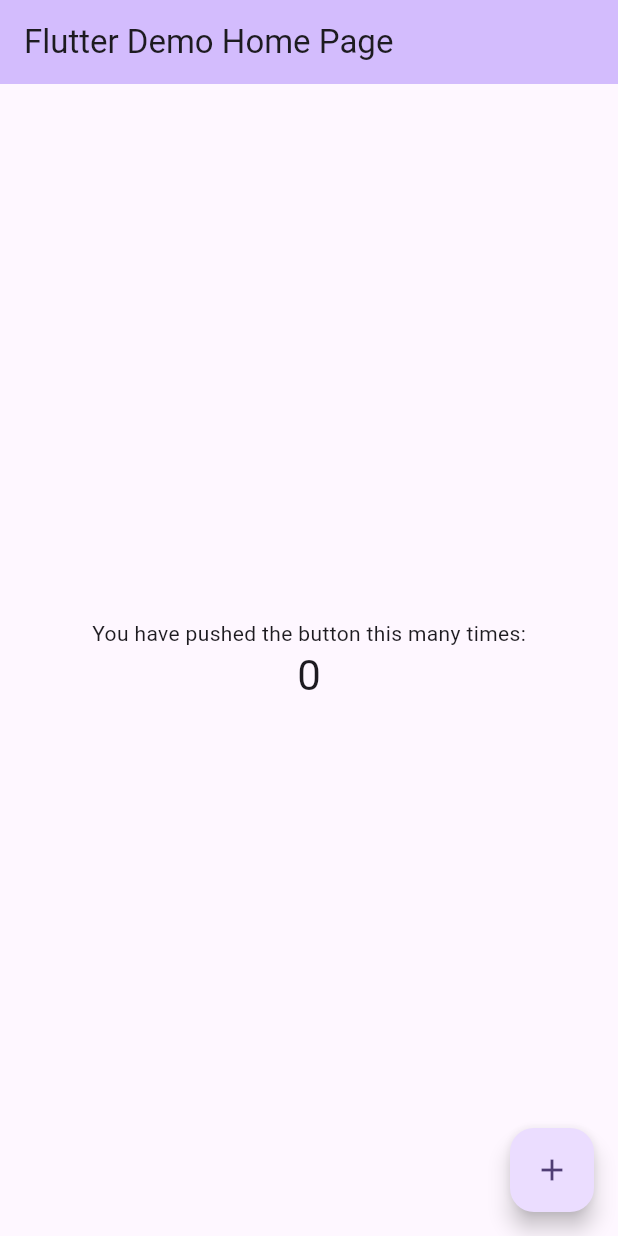
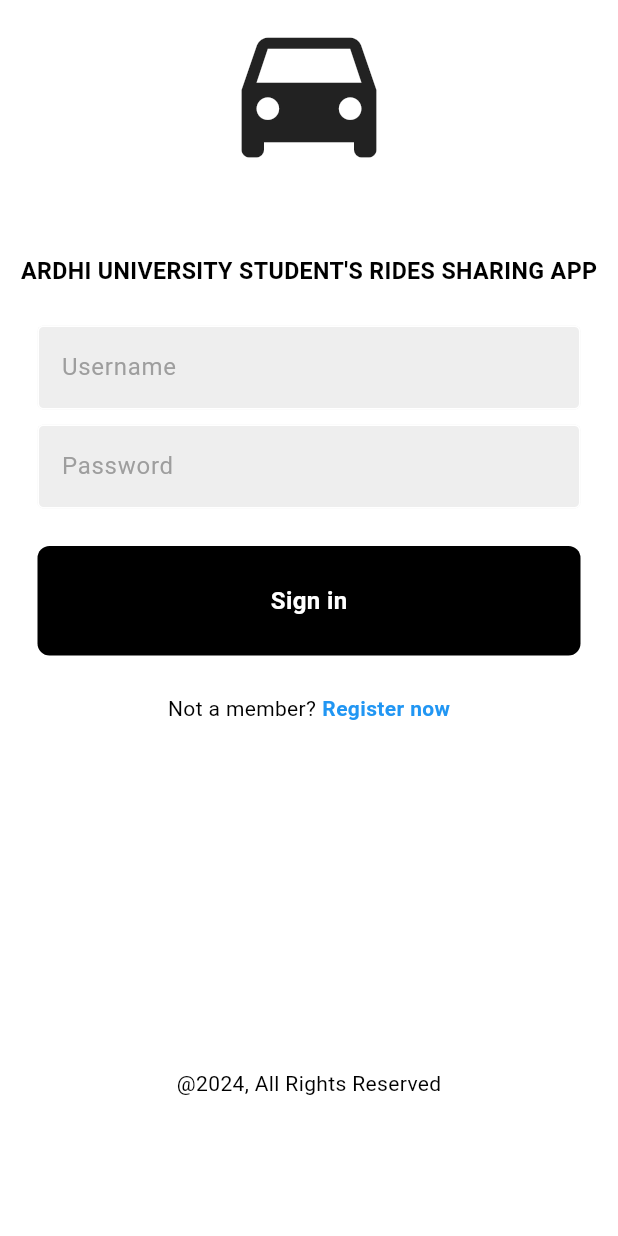
Before and after one commit to iam-kimata/rides_sharing_app, a Flutter app: the screen it shows after launch, on a phone screen of 412 x 824 dp. Run offline on Flutter 3.47's test engine with Material 3 defaults, Android fonts, the phone set to English and light mode, and no system bars.

Commit message:
pages updates

```diff
--- a/lib/main.dart
+++ b/lib/main.dart
@@ -1,4 +1,5 @@
 import 'package:flutter/material.dart';
+import 'package:rides_sharing_app/signin_page.dart';
 
 void main() {
   runApp(const MyApp());
@@ -7,119 +8,11 @@
 class MyApp extends StatelessWidget {
   const MyApp({super.key});
 
-  // This widget is the root of your application.
   @override
   Widget build(BuildContext context) {
-    return MaterialApp(
-      title: 'Flutter Demo',
-      theme: ThemeData(
-        // This is the theme of your application.
-        //
-        // TRY THIS: Try running your application with "flutter run". You'll see
-        // the application has a purple toolbar. Then, without quitting the app,
-        // try changing the seedColor in the colorScheme below to Colors.green
-        // and then invoke "hot reload" (save your changes or press the "hot
-        // reload" button in a Flutter-supported IDE, or press "r" if you used
-        // the command line to start the app).
-        //
-        // Notice that the counter didn't reset back to zero; the application
-        // state is not lost during the reload. To reset the state, use hot
-        // restart instead.
-        //
-        // This works for code too, not just values: Most code changes can be
-        // tested with just a hot reload.
-        colorScheme: ColorScheme.fromSeed(seedColor: Colors.deepPurple),
-        useMaterial3: true,
-      ),
-      home: const MyHomePage(title: 'Flutter Demo Home Page'),
+    return  MaterialApp(
+      debugShowCheckedModeBanner: false,
+      home: SigninPage(),
     );
   }
 }
-
-class MyHomePage extends StatefulWidget {
-  const MyHomePage({super.key, required this.title});
-
-  // This widget is the home page of your application. It is stateful, meaning
-  // that it has a State object (defined below) that contains fields that affect
-  // how it looks.
-
-  // This class is the configuration for the state. It holds the values (in this
-  // case the title) provided by the parent (in this case the App widget) and
-  // used by the build method of the State. Fields in a Widget subclass are
-  // always marked "final".
-
-  final String title;
-
-  @override
-  State<MyHomePage> createState() => _MyHomePageState();
-}
-
-class _MyHomePageState extends State<MyHomePage> {
-  int _counter = 0;
-
-  void _incrementCounter() {
-    setState(() {
-      // This call to setState tells the Flutter framework that something has
-      // changed in this State, which causes it to rerun the build method below
-      // so that the display can reflect the updated values. If we changed
-      // _counter without calling setState(), then the build method would not be
-      // called again, and so nothing would appear to happen.
-      _counter++;
-    });
-  }
-
-  @override
-  Widget build(BuildContext context) {
-    // This method is rerun every time setState is called, for instance as done
-    // by the _incrementCounter method above.
-    //
-    // The Flutter framework has been optimized to make rerunning build methods
-    // fast, so that you can just rebuild anything that needs updating rather
-    // than having to individually change instances of widgets.
-    return Scaffold(
-      appBar: AppBar(
-        // TRY THIS: Try changing the color here to a specific color (to
-        // Colors.amber, perhaps?) and trigger a hot reload to see the AppBar
-        // change color while the other colors stay the same.
-        backgroundColor: Theme.of(context).colorScheme.inversePrimary,
-        // Here we take the value from the MyHomePage object that was created by
-        // the App.build method, and use it to set our appbar title.
-        title: Text(widget.title),
-      ),
-      body: Center(
-        // Center is a layout widget. It takes a single child and positions it
-        // in the middle of the parent.
-        child: Column(
-          // Column is also a layout widget. It takes a list of children and
-          // arranges them vertically. By default, it sizes itself to fit its
-          // children horizontally, and tries to be as tall as its parent.
-          //
-          // Column has various properties to control how it sizes itself and
-          // how it positions its children. Here we use mainAxisAlignment to
-          // center the children vertically; the main axis here is the vertical
-          // axis because Columns are vertical (the cross axis would be
-          // horizontal).
-          //
-          // TRY THIS: Invoke "debug painting" (choose the "Toggle Debug Paint"
-          // action in the IDE, or press "p" in the console), to see the
-          // wireframe for each widget.
-          mainAxisAlignment: MainAxisAlignment.center,
-          children: <Widget>[
-            const Text(
-              'You have pushed the button this many times:',
-            ),
-            Text(
-              '$_counter',
-              style: Theme.of(context).textTheme.headlineMedium,
-            ),
-          ],
-        ),
-      ),
-      floatingActionButton: FloatingActionButton(
-        onPressed: _incrementCounter,
-        tooltip: 'Increment',
-        child: const Icon(Icons.add),
-      ), // This trailing comma makes auto-formatting nicer for build methods.
-    );
-  }
-}
--- /dev/null
+++ b/lib/signin_page.dart
@@ -0,0 +1,154 @@
+import 'package:flutter/material.dart';
+import 'package:rides_sharing_app/signup_page.dart';
+
+class SigninPage extends StatelessWidget {
+  SigninPage({Key? key}) : super(key: key);
+
+  final usernameController = TextEditingController();
+  final passwordController = TextEditingController();
+
+  @override
+  Widget build(BuildContext context) {
+    return Scaffold(
+      backgroundColor: Colors.white,
+      appBar: PreferredSize(
+        preferredSize: const Size.fromHeight(0),
+        child: AppBar(
+          elevation: 0,
+          backgroundColor: Colors.white,
+        ),
+      ),
+      body: SingleChildScrollView(
+        child: Center(
+          child: Column(
+            mainAxisAlignment: MainAxisAlignment.center,
+            children: [
+              const Icon(
+                Icons.directions_car,
+                size: 120,
+              ),
+              const SizedBox(height: 50),
+              const Text(
+                'ARDHI UNIVERSITY STUDENT\'S RIDES SHARING APP',
+                style: TextStyle(
+                  color: Colors.black,
+                  fontSize: 15.5,
+                  fontWeight: FontWeight.bold,
+                ),
+              ),
+              const SizedBox(height: 25),
+              MyTextField(
+                controller: usernameController,
+                hintText: 'Username',
+                obscureText: false,
+              ),
+              const SizedBox(height: 10),
+              MyTextField(
+                controller: passwordController,
+                hintText: 'Password',
+                obscureText: true,
+              ),
+              const SizedBox(height: 25),
+              Container(
+                padding: const EdgeInsets.all(25),
+                margin: const EdgeInsets.symmetric(horizontal: 25),
+                decoration: BoxDecoration(
+                  color: Colors.black,
+                  borderRadius: BorderRadius.circular(8),
+                ),
+                child: GestureDetector(
+                  onTap: () {
+                    print("Sign in clicked. No navigation performed.");
+                  },
+                  child: const Center(
+                    child: Text(
+                      "Sign in",
+                      style: TextStyle(
+                        color: Colors.white,
+                        fontWeight: FontWeight.bold,
+                        fontSize: 16,
+                      ),
+                    ),
+                  ),
+                ),
+              ),
+              const SizedBox(height: 25),
+              GestureDetector(
+                onTap: () {
+                  Navigator.push(
+                    context,
+                    MaterialPageRoute(builder: (context) => const SignupPage()),
+                  );
+                },
+                child: const Row(
+                  mainAxisAlignment: MainAxisAlignment.center,
+                  children: [
+                    Text(
+                      'Not a member?',
+                      style: TextStyle(color: Colors.black),
+                    ),
+                    SizedBox(width: 4),
+                    Text(
+                      'Register now',
+                      style: TextStyle(
+                        color: Colors.blue,
+                        fontWeight: FontWeight.bold,
+                      ),
+                    ),
+                  ],
+                ),
+              ),
+              const SizedBox(height: 230),
+              Row(
+                mainAxisAlignment: MainAxisAlignment.center,
+                children: [
+                  Text(
+                    '@${DateTime.now().year}, All Rights Reserved',
+                    style: const TextStyle(color: Colors.black),
+                  ),
+                ],
+              ),
+            ],
+          ),
+        ),
+      ),
+    );
+  }
+}
+
+// Custom TextField widget for username and password input fields.
+class MyTextField extends StatelessWidget {
+  final TextEditingController controller;
+  final String hintText;
+  final bool obscureText;
+
+  const MyTextField({
+    super.key,
+    required this.controller,
+    required this.hintText,
+    required this.obscureText,
+  });
+
+  @override
+  Widget build(BuildContext context) {
+    return Padding(
+      padding: const EdgeInsets.symmetric(horizontal: 25.0),
+      child: TextField(
+        controller: controller,
+        obscureText: obscureText,
+        decoration: InputDecoration(
+          enabledBorder: const OutlineInputBorder(
+            borderSide: BorderSide(color: Colors.white),
+          ),
+          focusedBorder: OutlineInputBorder(
+            borderSide: BorderSide(color: Colors.grey.shade400),
+          ),
+          fillColor: Colors.grey.shade200,
+          filled: true,
+          hintText: hintText,
+          hintStyle: TextStyle(color: Colors.grey[500]),
+        ),
+      ),
+    );
+  }
+}
```
Also changed, not shown: lib/signup_page.dart (added, +276 -0 lines).
